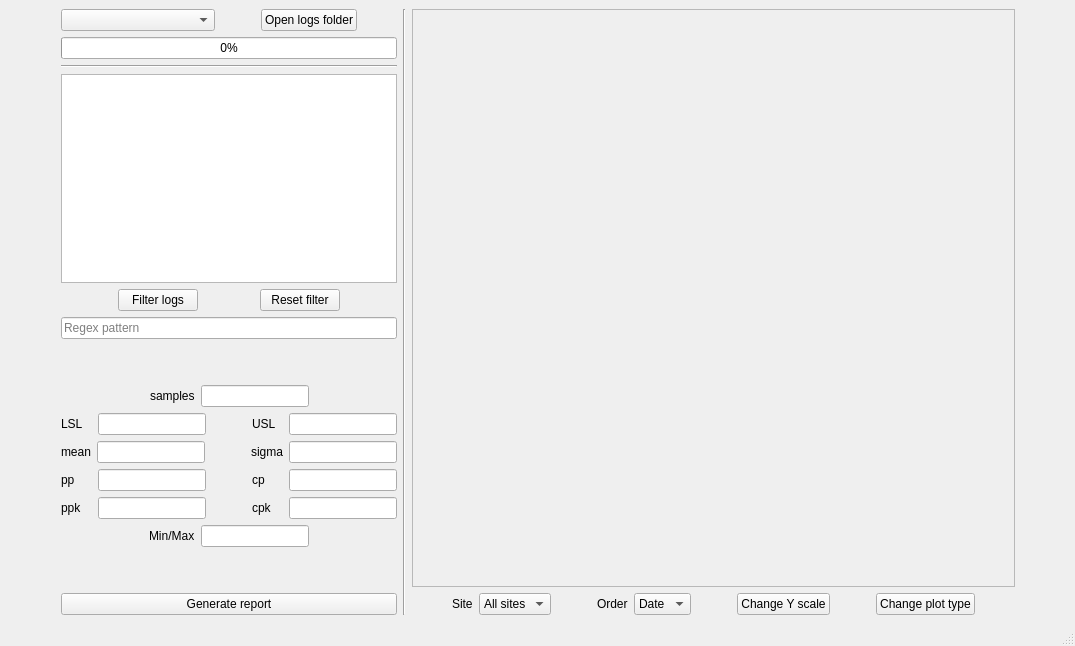
Unvire/DataAnalyzer, file ui/main.ui: the form before one commit.
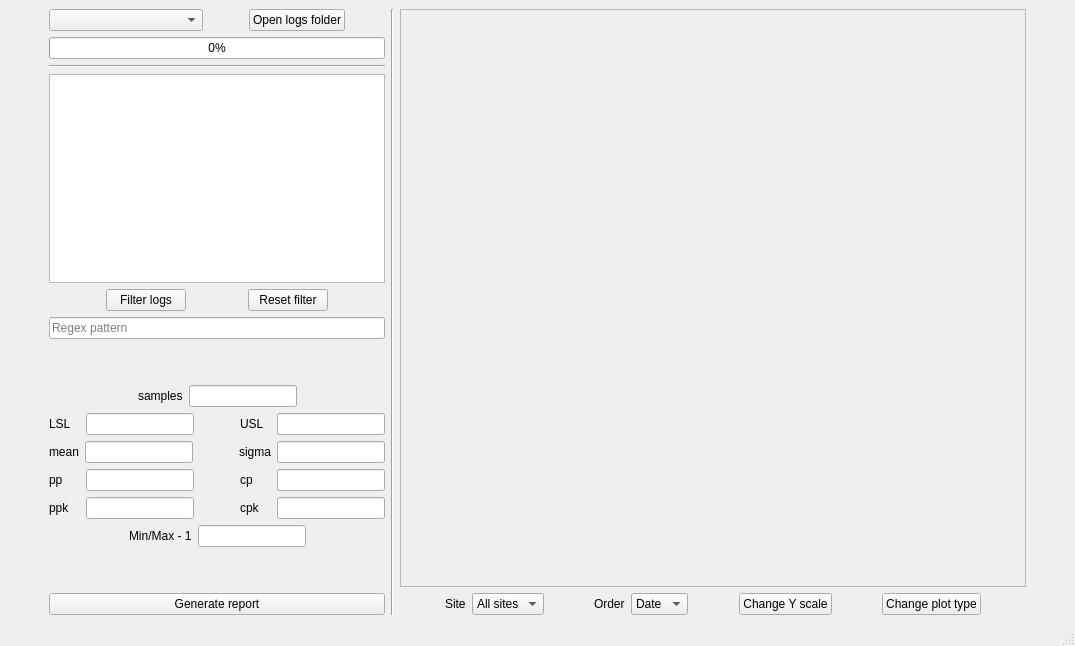
The form after the commit.

Commit message: adds new parameter to the report

What changed in the file:
```diff
--- a/ui/main.ui
+++ b/ui/main.ui
@@ -14,7 +14,7 @@
    <string>Data Analyzer</string>
   </property>
   <widget class="QWidget" name="centralwidget">
-   <layout class="QHBoxLayout" name="horizontalLayout_5">
+   <layout class="QHBoxLayout" name="horizontalLayout_5" stretch="0,1,0">
     <item>
      <spacer name="horizontalSpacer_13">
       <property name="orientation">
@@ -584,7 +584,7 @@
           <item>
            <widget class="QLabel" name="stabilityLabel">
             <property name="text">
-             <string>Min/Max</string>
+             <string>Min/Max - 1</string>
             </property>
            </widget>
           </item>
```
The commit also changes 1 other file.
